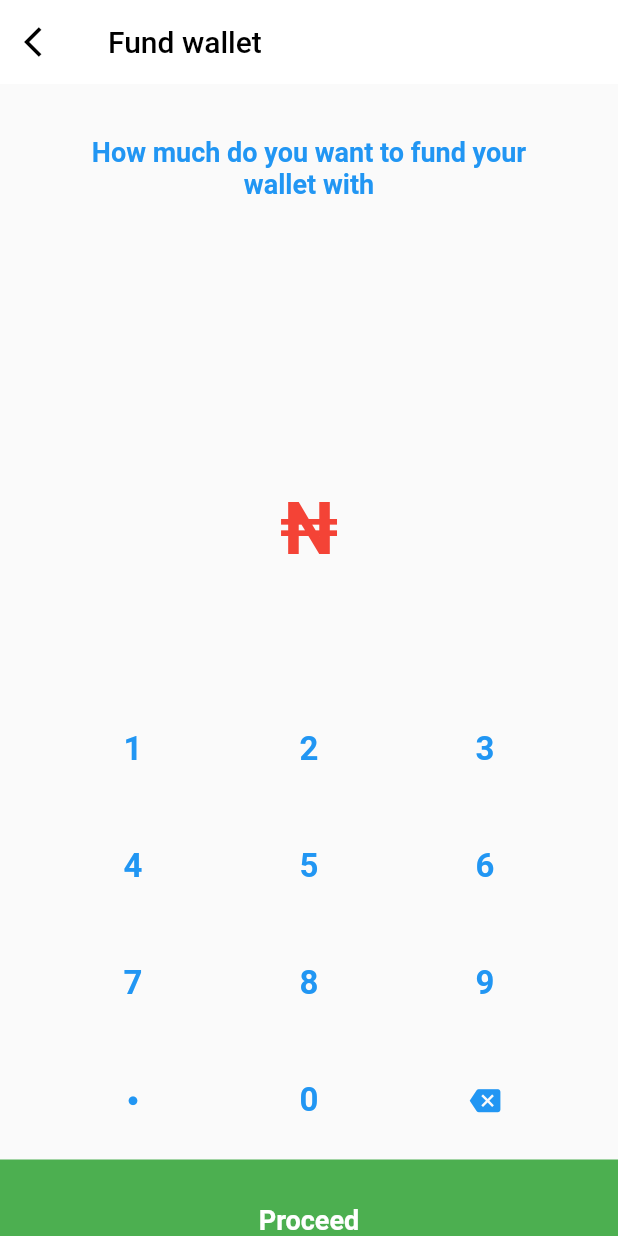
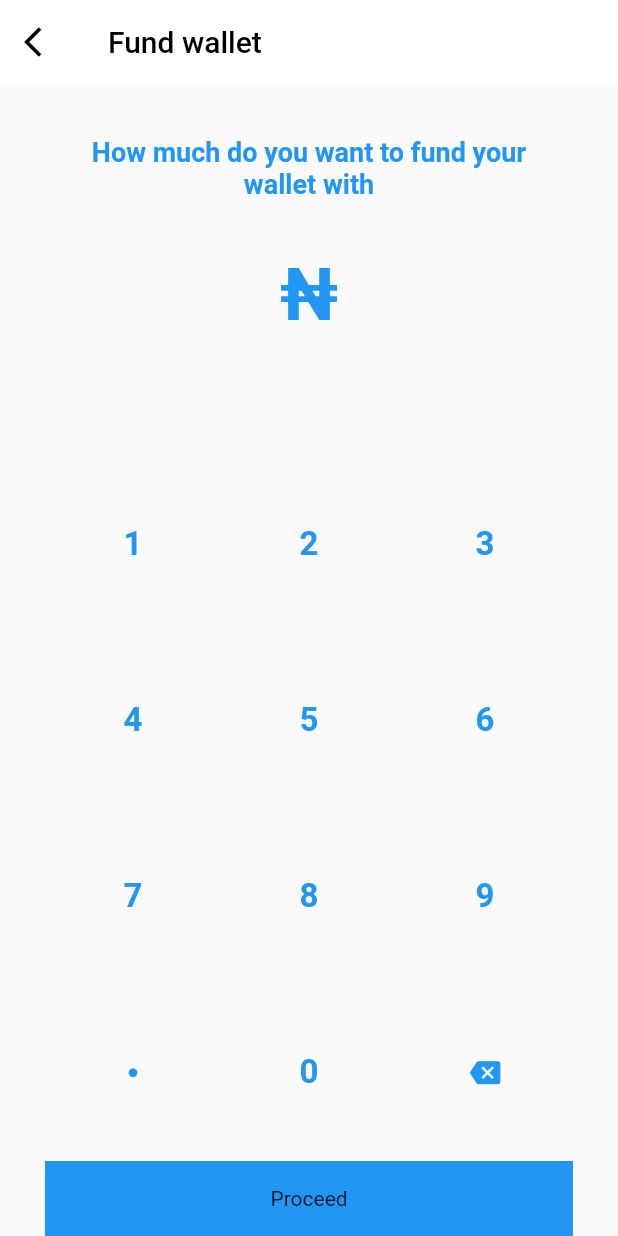
Before and after one commit to Mastersam07/custom_pin_screen, a Flutter app: the WalletScreen screen opened directly, after a tap on "Proceed", on a phone screen of 412 x 824 dp. Run offline on Flutter 3.47's test engine with Material 2 defaults, Android fonts, the phone set to English and light mode, and no system bars.

Commit message:
chore: extract raw keyboard

```diff
--- a/example/lib/main.dart
+++ b/example/lib/main.dart
@@ -99,10 +99,17 @@ class _MyHomePageState extends State<MyHomePage> {
   }
 }
 
-class WalletScreen extends StatelessWidget {
+class WalletScreen extends StatefulWidget {
   const WalletScreen({
     Key? key,
   }) : super(key: key);
+
+  @override
+  State<WalletScreen> createState() => _WalletScreenState();
+}
+
+class _WalletScreenState extends State<WalletScreen> {
+  String _value = "";
 
   @override
   Widget build(BuildContext context) {
@@ -140,38 +147,51 @@ class WalletScreen extends StatelessWidget {
               ),
             ),
           ),
-          Expanded(
-              child: CustomKeyBoard(
+          Text(
+            "₦$_value",
+            key: const Key('amtKey'),
+            textAlign: TextAlign.center,
+            style: const TextStyle(
+              color: Colors.blue,
+              fontWeight: FontWeight.w700,
+              fontSize: 48,
+            ),
+          ),
+          const SizedBox(height: 80),
+          CustomKeyBoard(
             pinTheme: PinTheme(
-                submitColor: Colors.green,
-                textColor: Colors.red,
-                keysColor: Colors.blue),
+              textColor: Colors.red,
+              keysColor: Colors.blue,
+            ),
             onChanged: (v) {
               if (kDebugMode) {
                 print(v);
-              }
-            },
-            onbuttonClick: () {
-              if (kDebugMode) {
-                print('clicked');
+                _value = v;
+                setState(() {});
               }
             },
             maxLength: 4,
-            submitLabel: const Text(
-              'Proceed',
-              style: TextStyle(
-                color: Colors.white,
-                fontWeight: FontWeight.w700,
-                fontSize: 18,
+          ),
+          Padding(
+            padding: const EdgeInsets.symmetric(horizontal: 30),
+            child: GestureDetector(
+              onTap: () {},
+              child: Container(
+                height: 50,
+                color: Colors.blue,
+                child: const Center(
+                  child: Text(
+                    "Proceed",
+                    style: TextStyle(fontSize: 14),
+                  ),
+                ),
               ),
             ),
-            // ),
-          ))
+          ),
+          SizedBox(
+            height: MediaQuery.of(context).padding.bottom,
+          )
         ],
-      ),
-      bottomNavigationBar: Container(
-        height: MediaQuery.of(context).padding.bottom,
-        color: Colors.green,
       ),
     );
   }
--- a/lib/src/custom_keyboard.dart
+++ b/lib/src/custom_keyboard.dart
@@ -10,17 +10,11 @@ class CustomKeyBoard extends StatefulWidget {
   /// special key to be displayed on the widget. Default is '.'
   final Widget? specialKey;
 
-  /// on pressed function to be called when the submit button is pressed.
-  final Function? onbuttonClick;
-
   /// on changed function to be called when the amount is changed.
   final Function(String)? onChanged;
 
   /// function to be called when special keys are pressed.
   final Function()? specialKeyOnTap;
-
-  /// submit button text.
-  final Widget? submitLabel;
 
   /// maximum length of the amount.
   final int? maxLength;
@@ -30,11 +24,10 @@ class CustomKeyBoard extends StatefulWidget {
     required this.maxLength,
     this.pinTheme = const PinTheme.defaults(),
     this.specialKey,
-    this.onbuttonClick,
     this.onChanged,
     this.specialKeyOnTap,
-    this.submitLabel,
-  }) : super(key: key);
+  })  : assert(maxLength != null && maxLength > 0),
+        super(key: key);
   @override
   _CustomKeyBoardState createState() => _CustomKeyBoardState();
 }
@@ -144,29 +137,7 @@ class _CustomKeyBoardState extends State<CustomKeyBoard> {
 
   @override
   Widget build(BuildContext context) {
-    if (widget.maxLength == null || widget.maxLength! < 1) {
-      throw AssertionError('maxLength must be greater than 0');
-    }
-    return Column(
-      children: [
-        const Expanded(
-          child: SizedBox(),
-        ),
-        Text(
-          "₦$value",
-          key: const Key('amtKey'),
-          textAlign: TextAlign.center,
-          style: TextStyle(
-            color: widget.pinTheme.textColor,
-            fontWeight: FontWeight.w700,
-            fontSize: 48,
-          ),
-        ),
-        const SizedBox(
-          height: 80,
-        ),
-        Expanded(
-          flex: 2,
+    return Expanded(
       child: Container(
         padding: const EdgeInsets.symmetric(horizontal: 30),
         child: Column(
@@ -178,28 +149,6 @@ class _CustomKeyBoardState extends State<CustomKeyBoard> {
           ],
         ),
       ),
-        ),
-        GestureDetector(
-          onTap: () {
-            widget.onbuttonClick!();
-          },
-          child: Container(
-            color: widget.pinTheme.submitColor,
-            child: Padding(
-              padding: const EdgeInsets.fromLTRB(0, 30, 0, 0),
-              child: Center(
-                child: widget.submitLabel ??
-                    const Text(
-                      "Sign In",
-                      style: TextStyle(
-                        fontSize: 14,
-                      ),
-                    ),
-              ),
-            ),
-          ),
-        )
-      ],
     );
   }
 }
--- a/lib/src/theme.dart
+++ b/lib/src/theme.dart
@@ -5,9 +5,6 @@ enum PinCodeFieldShape { box, underline, circle }
 class PinTheme {
   /// Colors of the input fields which have inputs. Default is [Colors.white]
   final Color backgroundColor;
-
-  /// Color of the submit button
-  final Color submitColor;
 
   /// Colors of the input fields which have inputs. Default is [Colors.black]
   final Color keysColor;
@@ -55,7 +52,6 @@ class PinTheme {
     this.backgroundColor = Colors.white,
     this.textColor = Colors.blue,
     this.keysColor = Colors.black,
-    this.submitColor = Colors.blue,
     this.borderRadius = BorderRadius.zero,
     this.fieldHeight = 50,
     this.fieldWidth = 50,
@@ -91,7 +87,6 @@ class PinTheme {
     return PinTheme.defaults(
       backgroundColor: backgroundColor ?? defaultValues.backgroundColor,
       textColor: textColor ?? defaultValues.textColor,
-      submitColor: submitColor ?? defaultValues.submitColor,
       keysColor: keysColor ?? defaultValues.keysColor,
       activeColor: activeColor ?? defaultValues.activeColor,
       activeFillColor: activeFillColor ?? defaultValues.activeFillColor,
```
Also changed, not shown: 1 other file. Lines whose indentation alone changed are shown as unchanged.
